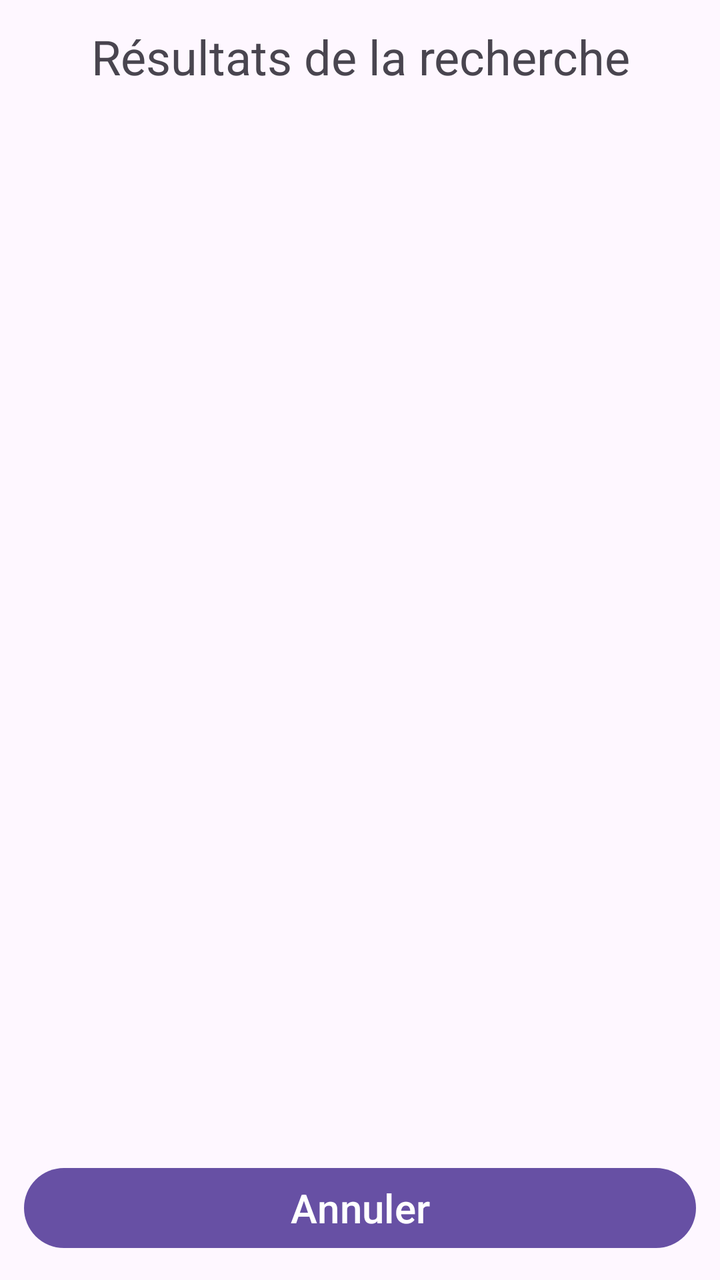
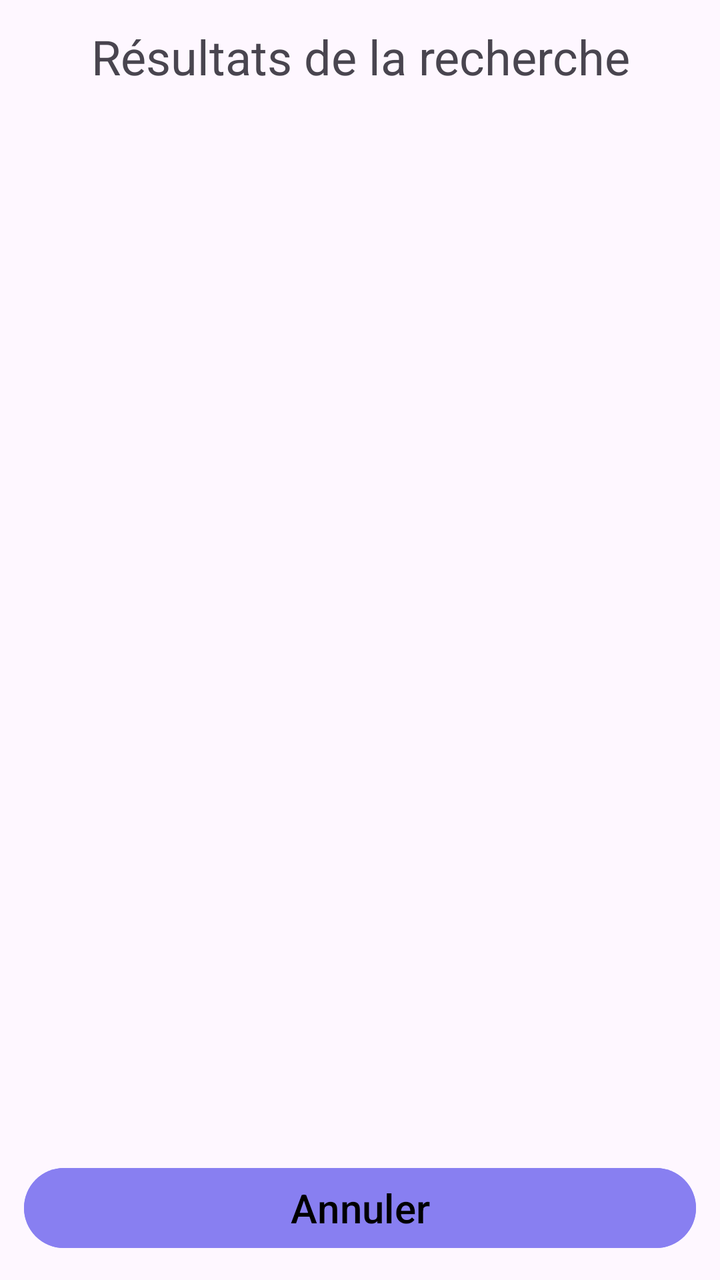

Screens rendered from an Android XML layout before and after an edit, with the pre-edit source and the edit as a unified diff.
<!-- AndroidManifest.xml: application theme Theme.ProjetSession -->
<!-- res/layout/activity_list_voyage.xml -->
<?xml version="1.0" encoding="utf-8"?>
<LinearLayout xmlns:android="http://schemas.android.com/apk/res/android"
    xmlns:tools="http://schemas.android.com/tools"
    android:id="@+id/main"
    android:layout_width="match_parent"
    android:layout_height="match_parent"
    android:orientation="vertical"
    android:padding="12dp"
    tools:context=".vue.ListVoyageActivity">

    <TextView
        android:id="@+id/id_titrelistvoyage"
        android:layout_width="match_parent"
        android:layout_height="wrap_content"
        android:text="Résultats de la recherche"
        android:textAlignment="center"
        android:textSize="24sp"
        android:paddingBottom="8dp" />

    <ListView
        android:id="@+id/id_lvVoy"
        android:layout_width="match_parent"
        android:layout_height="0dp"
        android:layout_weight="1"
        android:divider="@android:color/darker_gray"
        android:dividerHeight="1dp" />

    <Button
        android:id="@+id/id_annuler"
        android:layout_width="match_parent"
        android:layout_height="wrap_content"
        android:text="Annuler"
        android:textSize="20sp" />

</LinearLayout>
<!-- resources referenced by this layout -->
<resources>
  <style name="Theme.ProjetSession" parent="Base.Theme.ProjetSession" />
  <style name="Base.Theme.ProjetSession" parent="Theme.Material3.DayNight.NoActionBar">
          
          
      </style>
</resources>

<!-- the commit's change to res/layout/activity_list_voyage.xml (unified diff, before → after) -->
@@ -29,6 +29,8 @@
         android:id="@+id/id_annuler"
         android:layout_width="match_parent"
         android:layout_height="wrap_content"
+        android:backgroundTint="#887FF1"
+        android:textColor="#000000"
         android:text="Annuler"
         android:textSize="20sp" />
 
